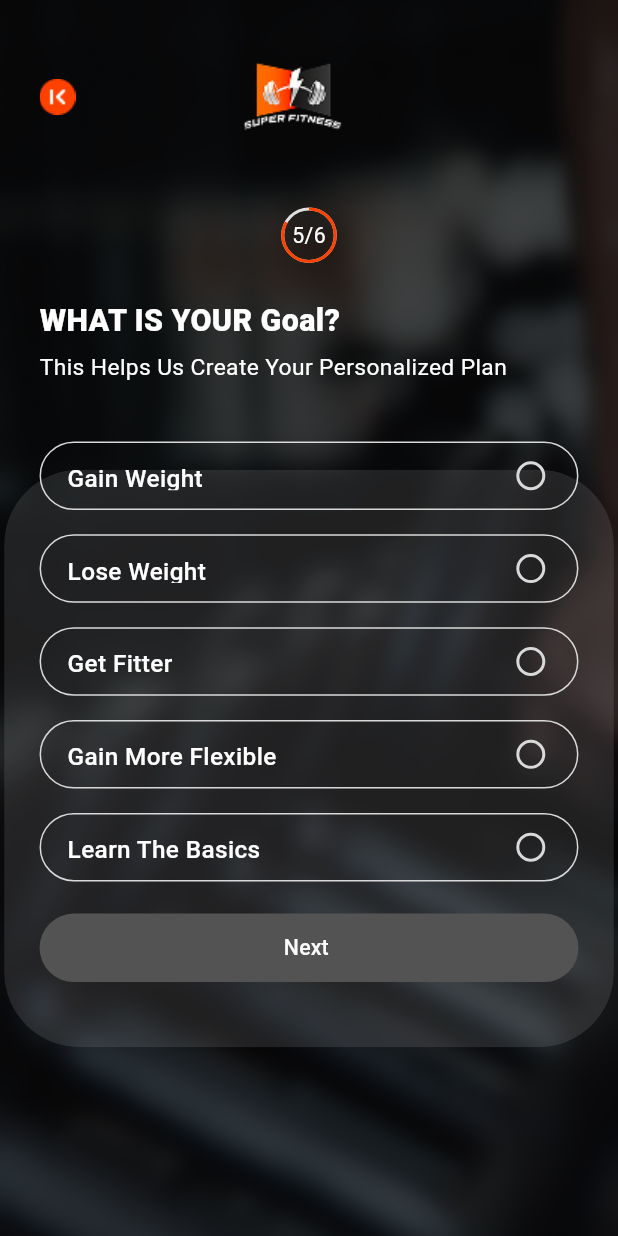
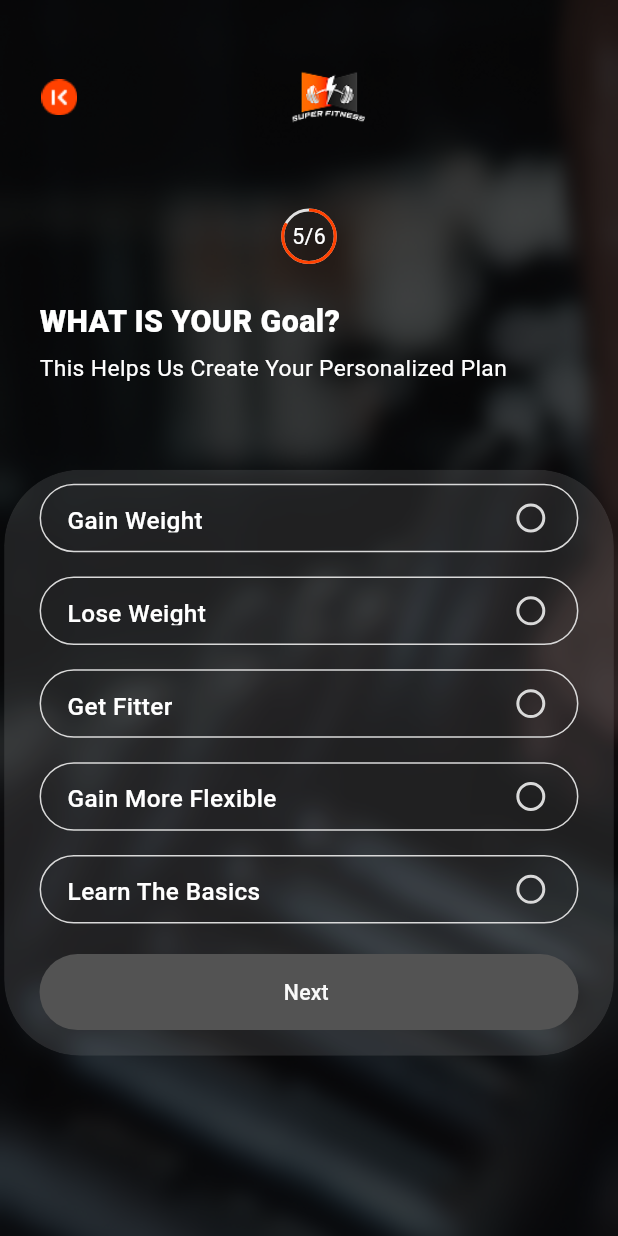
Before and after one commit to RaWanMagdy0/Fitness, a Flutter app: the GoalScreen screen opened by its route, on a phone screen of 412 x 824 dp. Run offline on Flutter 3.47's test engine with Material 3 defaults, Android fonts, the phone set to English and light mode, and no system bars; our stand-ins replace cached_network_image, dio, flutter_bloc, flutter_screenutil, flutter_secure_storage, get_it and 9 more; accounts and stored records are empty; generated files the repository leaves out were written again.

Commit message:
fix: ui of goal_screen.dart

```diff
--- a/lib/presentation/auth/sign_up/view/goal_screen.dart
+++ b/lib/presentation/auth/sign_up/view/goal_screen.dart
@@ -29,7 +29,6 @@ class _GoalScreenState extends State<GoalScreen> {
   bool isFromEditProfile = false;
   bool isLoading = true;
 
-  // Map between displayed values and stored values
   final Map<String, String> _goalMap = {
     'gain_weight': 'Gain Weight',
     'lose_weight': 'Lose Weight',
@@ -57,7 +56,6 @@ class _GoalScreenState extends State<GoalScreen> {
       final currentGoal = prefs.getString('current_goal');
 
       if (currentGoal != null) {
-        // Coming from edit profile
         isFromEditProfile = true;
         final goalKey = _reverseGoalMap[currentGoal] ?? 'gain_weight';
         _selectedGoal.value = goalKey;
@@ -82,7 +80,7 @@ class _GoalScreenState extends State<GoalScreen> {
         }
 
         await profileCubit.getUserData();
-        await Future.delayed(Duration(milliseconds: 300));
+        await Future.delayed(const Duration(milliseconds: 300));
 
         final newState = profileCubit.state;
         if (newState is GetUserDataSuccessState && newState.user != null) {
@@ -100,7 +98,6 @@ class _GoalScreenState extends State<GoalScreen> {
         isLoading = false;
       });
     } catch (e) {
-      print("Error loading goal data: $e");
       setState(() {
         isLoading = false;
       });
@@ -131,9 +128,9 @@ class _GoalScreenState extends State<GoalScreen> {
         backgroundImage: AppImages.authBackground,
         enableBlur: true,
         blurStrength: 5.0,
-        blurHeight: 385.0,
+        blurHeight: 385.0.h,  // Added .h for height
         blurWidth: 370.0.w,
-        borderRadius: 50.0,
+        borderRadius: 50.0.r,  // Added .r for radius
         blurStartPosition: MediaQuery.of(context).size.height * 0.38,
         child: isLoading
             ? Center(child: CircularProgressIndicator(color: AppColors.kOrange))
@@ -154,99 +151,94 @@ class _GoalScreenState extends State<GoalScreen> {
                       }
                       Navigator.pop(context);
                     },
-                    child: Image.asset(AppImages.back),
+                    child: Image.asset(
+                      AppImages.back,
+                      width: 24.w,  // Added width
+                      height: 24.h,  // Added height
+                    ),
                   ),
-                  100.horizontalSpace,
-                  Image.asset(AppImages.logoIcon),
+                  Expanded(
+                    child: Center(
+                      child: Image.asset(
+                        AppImages.logoIcon,
+                        width: 48.w,  // Added width
+                        height: 48.h,  // Added height
+                      ),
+                    ),
+                  ),
                 ],
               ),
               50.verticalSpace,
               if (!isFromEditProfile)
                 Center(
-                    child: ProgressIndicatorWidget(currentPage: 5, totalPages: 6)),
+                  child: ProgressIndicatorWidget(currentPage: 5, totalPages: 6),
+                ),
               25.verticalSpace,
               Column(
                 crossAxisAlignment: CrossAxisAlignment.start,
                 children: [
                   Text(
                     local.what_is_your_goal,
-                    style: AppFonts.font20WhiteWeight800,
+                    style: AppFonts.font20WhiteWeight800.copyWith(
+                      fontSize: 20.sp,  // Use .sp for font size
+                    ),
                     textAlign: TextAlign.start,
                   ),
                   5.verticalSpace,
                   Text(
                     local.this_helps_us_create_Your_personalized_plan,
-                    style:
-                    AppFonts.font18WhiteWeight400.copyWith(fontSize: 15.sp),
+                    style: AppFonts.font18WhiteWeight400.copyWith(
+                      fontSize: 15.sp,
+                    ),
                     textAlign: TextAlign.start,
                   ),
                 ],
               ),
-              38.verticalSpace,
+              65.verticalSpace,
               ValueListenableBuilder<String?>(
                 valueListenable: _selectedGoal,
                 builder: (context, selectedValue, child) {
                   return Center(
                     child: Column(
                       children: [
-                        CustomRadioButton(
+                        _buildRadioButton(
+                          context,
                           label: local.gain_weight,
                           value: "gain_weight",
-                          groupValue: selectedValue,
-                          onChanged: (value) {
-                            _selectedGoal.value = value;
-                            if (!isFromEditProfile) {
-                              signupProvider.saveData("goal", value);
-                            }
-                          },
+                          selectedValue: selectedValue,
+                          signupProvider: signupProvider,
                         ),
                         16.verticalSpace,
-                        CustomRadioButton(
+                        _buildRadioButton(
+                          context,
                           label: local.lose_weight,
                           value: "lose_weight",
-                          groupValue: selectedValue,
-                          onChanged: (value) {
-                            _selectedGoal.value = value;
-                            if (!isFromEditProfile) {
-                              signupProvider.saveData("goal", value);
-                            }
-                          },
+                          selectedValue: selectedValue,
+                          signupProvider: signupProvider,
                         ),
                         16.verticalSpace,
-                        CustomRadioButton(
+                        _buildRadioButton(
+                          context,
                           label: local.get_fitter,
                           value: "get_fitter",
-                          groupValue: selectedValue,
-                          onChanged: (value) {
-                            _selectedGoal.value = value;
-                            if (!isFromEditProfile) {
-                              signupProvider.saveData("goal", value);
-                            }
-                          },
+                          selectedValue: selectedValue,
+                          signupProvider: signupProvider,
                         ),
                         16.verticalSpace,
-                        CustomRadioButton(
+                        _buildRadioButton(
+                          context,
                           label: local.gain_more_flexible,
                           value: "gain_flexible",
-                          groupValue: selectedValue,
-                          onChanged: (value) {
-                            _selectedGoal.value = value;
-                            if (!isFromEditProfile) {
-                              signupProvider.saveData("goal", value);
-                            }
-                          },
+                          selectedValue: selectedValue,
+                          signupProvider: signupProvider,
                         ),
                         16.verticalSpace,
-                        CustomRadioButton(
+                        _buildRadioButton(
+                          context,
                           label: local.learn_the_basics,
                           value: "learn_basic",
-                          groupValue: selectedValue,
-                          onChanged: (value) {
-                            _selectedGoal.value = value;
-                            if (!isFromEditProfile) {
-                              signupProvider.saveData("goal", value);
-                            }
-                          },
+                          selectedValue: selectedValue,
+                          signupProvider: signupProvider,
                         ),
                       ],
                     ),
@@ -259,6 +251,7 @@ class _GoalScreenState extends State<GoalScreen> {
                 builder: (context, selectedValue, child) {
                   return SizedBox(
                     width: double.infinity,
+                    height: 50.h,
                     child: CustomButton(
                       color: AppColors.kOrange,
                       onPressed: selectedValue != null
@@ -277,16 +270,39 @@ class _GoalScreenState extends State<GoalScreen> {
                           : null,
                       child: Text(
                         isFromEditProfile ? local.done : local.next,
-                        style: AppFonts.font14LightWhiteWeight500,
+                        style: AppFonts.font14LightWhiteWeight500.copyWith(
+                          fontSize: 14.sp,
+                        ),
                       ),
                     ),
                   );
                 },
               ),
+              30.verticalSpace,  // Added bottom padding
             ],
           ),
         ),
       ),
     );
   }
+
+  Widget _buildRadioButton(
+      BuildContext context, {
+        required String label,
+        required String value,
+        required String? selectedValue,
+        required SignupProvider signupProvider,
+      }) {
+    return CustomRadioButton(
+      label: label,
+      value: value,
+      groupValue: selectedValue,
+      onChanged: (value) {
+        _selectedGoal.value = value;
+        if (!isFromEditProfile) {
+          signupProvider.saveData("goal", value);
+        }
+      },
+    );
+  }
 }
```
